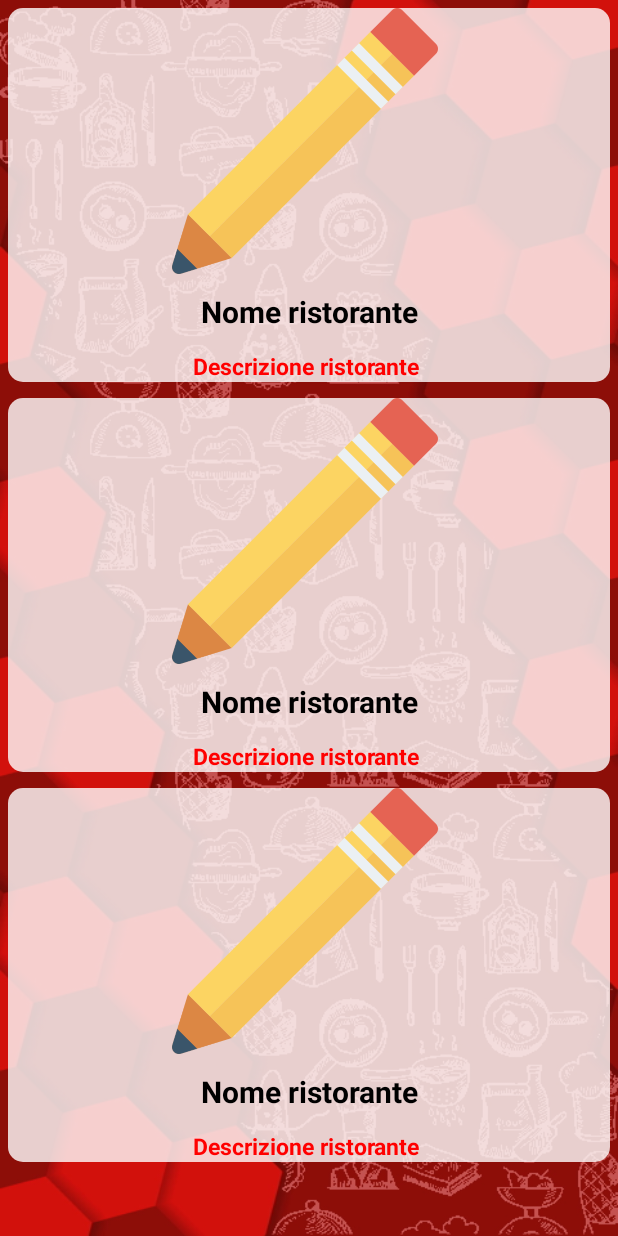
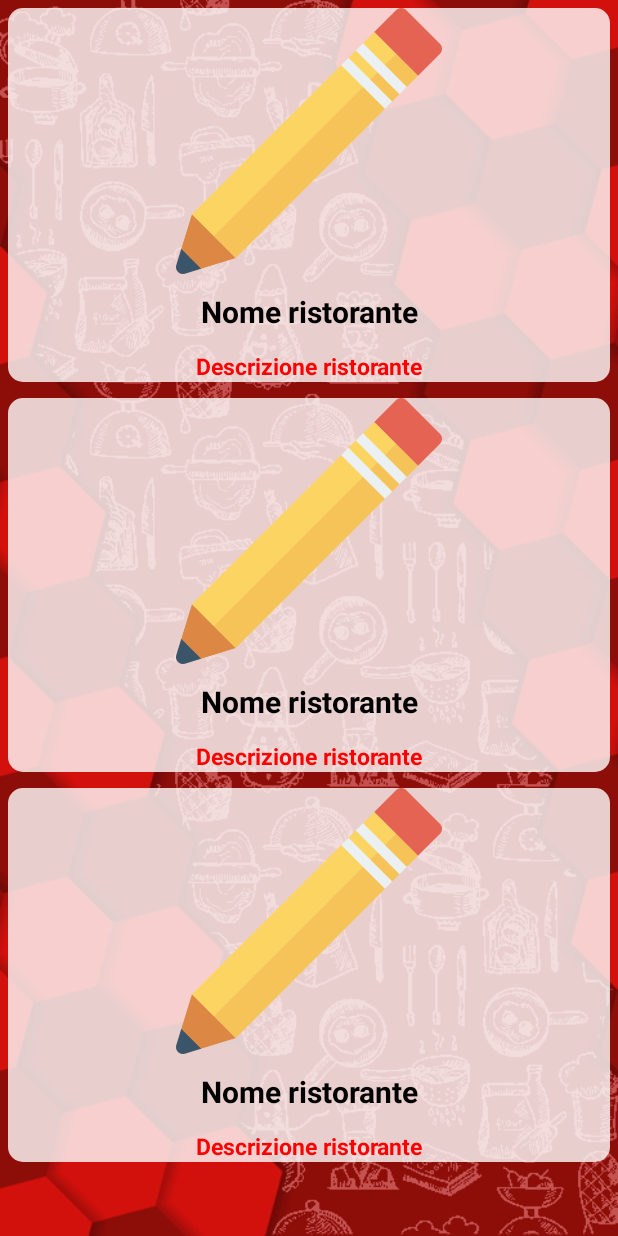
Before and after one commit to MattSona99/ProgettoProgrammazione, an Android app: the layout fragment_ristoranti.xml on its own in the app's theme, with its tools: preview values and no code run, on a phone screen of 412 x 824 dp. Run offline under Robolectric (Android 15) with nearby library versions, the phone set to English and light mode, and no system bars.

Commit message:
prova card 2.0

```diff
--- a/app/src/main/res/layout/restaurant_card.xml
+++ b/app/src/main/res/layout/restaurant_card.xml
@@ -32,8 +32,7 @@
         android:src="@drawable/pencil"
         app:layout_constraintBottom_toTopOf="@+id/nome_ristorante"
         app:layout_constraintEnd_toEndOf="@+id/btncard"
-        app:layout_constraintHorizontal_bias="0.506"
-        app:layout_constraintStart_toStartOf="parent"
+        app:layout_constraintStart_toStartOf="@+id/btncard"
         app:layout_constraintTop_toTopOf="@+id/btncard" />
 
     <TextView
@@ -47,8 +46,8 @@
         android:textSize="20sp"
         android:textStyle="bold"
         app:layout_constraintBottom_toTopOf="@+id/descrizione"
-        app:layout_constraintEnd_toEndOf="parent"
-        app:layout_constraintStart_toStartOf="parent" />
+        app:layout_constraintEnd_toEndOf="@+id/btncard"
+        app:layout_constraintStart_toStartOf="@+id/btncard" />
 
     <TextView
         android:id="@+id/descrizione"
@@ -61,8 +60,7 @@
         android:textStyle="bold"
         app:layout_constraintBottom_toBottomOf="@+id/btncard"
         app:layout_constraintEnd_toEndOf="@+id/btncard"
-        app:layout_constraintHorizontal_bias="0.505"
-        app:layout_constraintStart_toStartOf="parent" />
+        app:layout_constraintStart_toStartOf="@+id/btncard" />
 
     <!--
         </LinearLayout>
```
